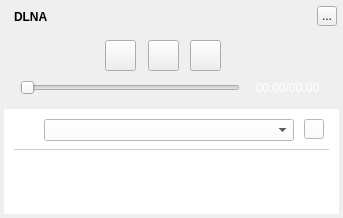
Qt form TTKModule/TTKWidget/musicUiKits/musicToolsetsKits/musicsongdlnatransferwidget.ui (Greedysky/TTKMusicPlayer) before a commit.
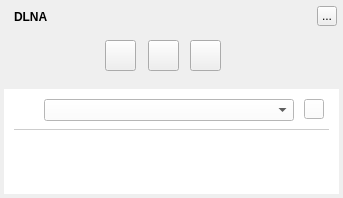
The same form after that commit. Custom widgets are drawn as their Qt base class.

Patch:
```diff
--- a/TTKModule/TTKWidget/musicUiKits/musicToolsetsKits/musicsongdlnatransferwidget.ui
+++ b/TTKModule/TTKWidget/musicUiKits/musicToolsetsKits/musicsongdlnatransferwidget.ui
@@ -7,7 +7,7 @@
     <x>0</x>
     <y>0</y>
     <width>343</width>
-    <height>218</height>
+    <height>198</height>
    </rect>
   </property>
   <property name="windowTitle">
@@ -19,7 +19,7 @@
      <x>4</x>
      <y>4</y>
      <width>335</width>
-     <height>210</height>
+     <height>190</height>
     </rect>
    </property>
    <property name="text">
@@ -59,7 +59,7 @@
    <property name="geometry">
     <rect>
      <x>4</x>
-     <y>109</y>
+     <y>89</y>
      <width>335</width>
      <height>105</height>
     </rect>
@@ -159,38 +159,6 @@
     <string/>
    </property>
   </widget>
-  <widget class="QLabel" name="labelTime">
-   <property name="geometry">
-    <rect>
-     <x>250</x>
-     <y>75</y>
-     <width>75</width>
-     <height>25</height>
-    </rect>
-   </property>
-   <property name="styleSheet">
-    <string notr="true">color:white;</string>
-   </property>
-   <property name="text">
-    <string>00:00/00:00</string>
-   </property>
-   <property name="alignment">
-    <set>Qt::AlignCenter</set>
-   </property>
-  </widget>
-  <widget class="MusicMovingClickedSlider" name="timeSlider">
-   <property name="geometry">
-    <rect>
-     <x>20</x>
-     <y>77</y>
-     <width>220</width>
-     <height>22</height>
-    </rect>
-   </property>
-   <property name="orientation">
-    <enum>Qt::Horizontal</enum>
-   </property>
-  </widget>
   <zorder>background</zorder>
   <zorder>backgroundMask</zorder>
   <zorder>topTitleName</zorder>
@@ -201,13 +169,6 @@
   <zorder>labelTime</zorder>
   <zorder>timeSlider</zorder>
  </widget>
- <customwidgets>
-  <customwidget>
-   <class>MusicMovingClickedSlider</class>
-   <extends>QSlider</extends>
-   <header>musicmovingclickedslider.h</header>
-  </customwidget>
- </customwidgets>
  <resources/>
  <connections/>
 </ui>
```
Left out of the diff: 2 changed lines with no effect on the pictures.
